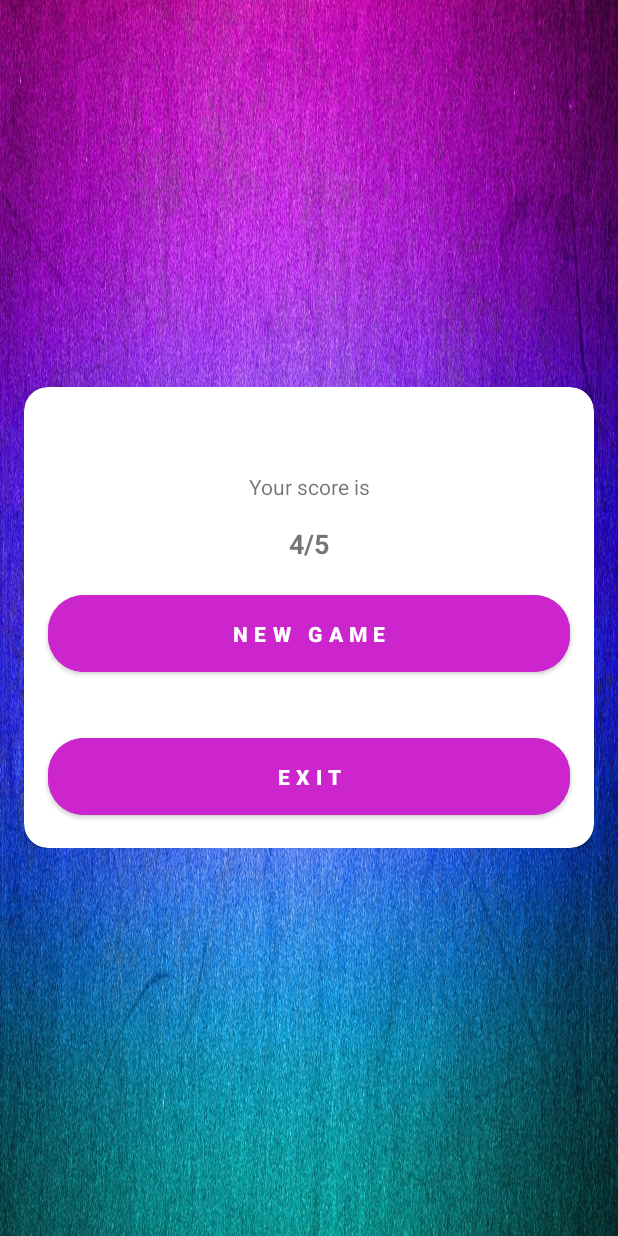
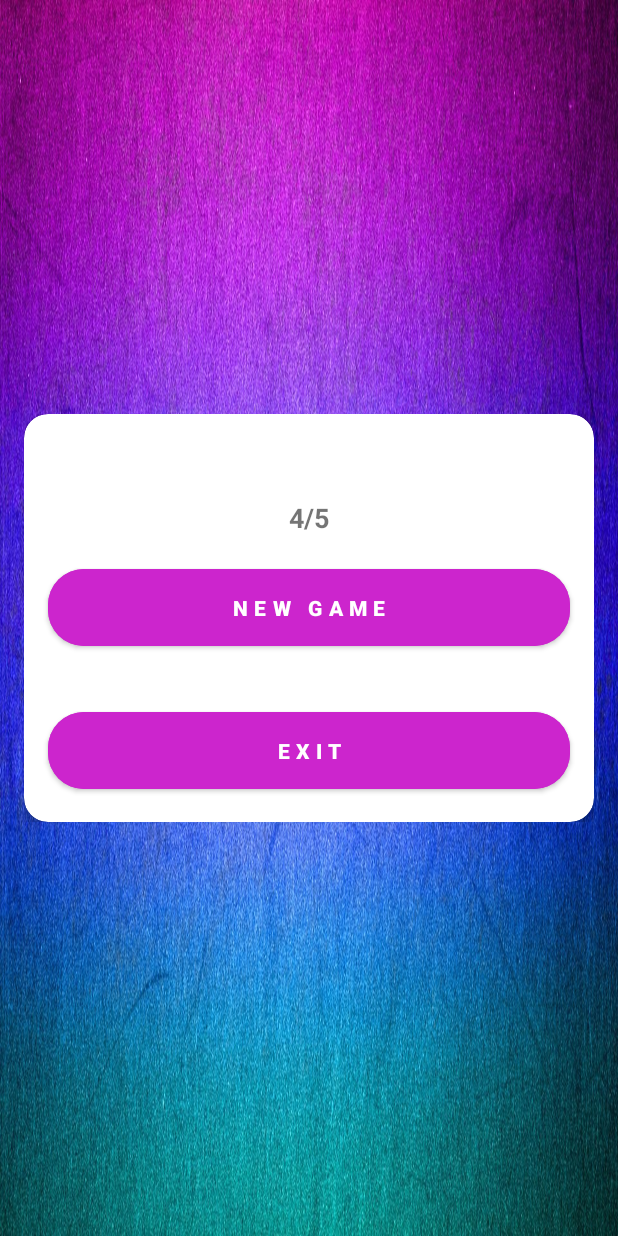
Before and after one commit to RuslanJoldasbaev/LogoCarQuiz, an Android app: the layout activity_result.xml on its own in the app's theme, with its tools: preview values and no code run, on a phone screen of 412 x 824 dp. Run offline under Robolectric (Android 15) with nearby library versions, the phone set to English and light mode, and no system bars.

Commit message:
3-bet qosildi

```diff
--- a/app/src/main/java/com/example/logocarquiz/ResultActivity.kt
+++ b/app/src/main/java/com/example/logocarquiz/ResultActivity.kt
@@ -17,8 +17,8 @@ class ResultActivity : AppCompatActivity() {
         val totalquestion = intent.getStringExtra("total size")
 
         binding.apply {
-            "Configurations $userName !!".also { congo.text = it }
-            "$score / $totalquestion".also { tvScore.text = it }
+            "$userName siz".also { congo.text = it }
+            "$score / $totalquestion \nsheshtin'iz".also { tvScore.text = it }
             btnExit.setOnClickListener {
                 finish()
             }
--- a/app/src/main/res/layout/activity_result.xml
+++ b/app/src/main/res/layout/activity_result.xml
@@ -35,15 +35,6 @@
                     android:gravity="center"
                     android:textSize="18dp"
                     android:textStyle="bold"
-                    tools:ignore="SpUsage" />
-
-                <TextView
-                    android:layout_width="match_parent"
-                    android:layout_height="wrap_content"
-                    android:layout_marginTop="@dimen/margin_16"
-                    android:gravity="center"
-                    android:text="Your score is"
-                    android:textSize="14dp"
                     tools:ignore="SpUsage" />
 
                 <TextView
```
